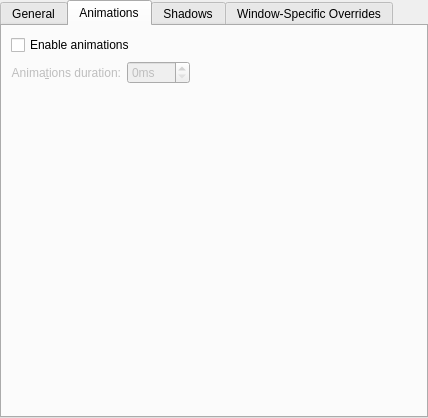
This is kdecoration/config/ui/breezeconfigurationui.ui in Luwx/Lightly as Qt 5 draws it before an edit. The edited form follows.
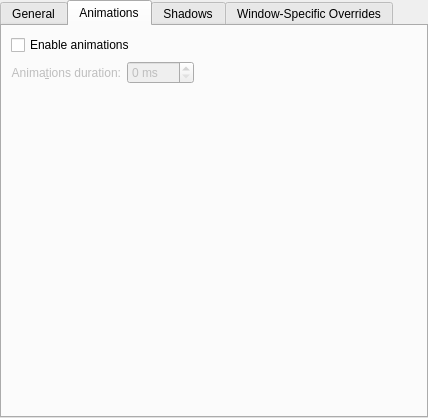
This is the edited form. The open tabs and pages were chosen to show the change. Custom widgets are drawn as their Qt base class.

Commit message: Add space in front of spinbox suffix "ms"

Patch:
```diff
--- a/kdecoration/config/ui/breezeconfigurationui.ui
+++ b/kdecoration/config/ui/breezeconfigurationui.ui
@@ -195,7 +195,7 @@
           <bool>false</bool>
          </property>
          <property name="suffix">
-          <string>ms</string>
+          <string> ms</string>
          </property>
          <property name="maximum">
           <number>500</number>
```
The commit also changes 1 other file.
